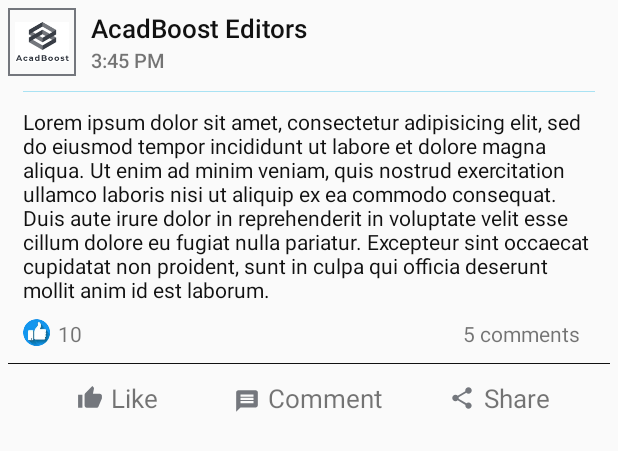
After one commit to dishant888/AcadBoost-Android, an Android app: the layout feed_row.xml on its own in the app's theme, with its tools: preview values and no code run, on a phone screen of 412 x 824 dp. The commit adds this screen. Shown: the top 451 px of the screen. Run offline under Robolectric (Android 15) with nearby library versions, the phone set to English and light mode, and no system bars.

Commit message:
Created Feed Model and Adapter

```diff
--- a/app/src/main/java/com/example/acadboost/HomeActivity.java
+++ b/app/src/main/java/com/example/acadboost/HomeActivity.java
@@ -7,8 +7,6 @@ import androidx.drawerlayout.widget.DrawerLayout;
 import androidx.fragment.app.Fragment;
 
 import android.content.Intent;
-import android.graphics.Bitmap;
-import android.graphics.BitmapFactory;
 import android.net.Uri;
 import android.os.Bundle;
 import android.view.MenuItem;
@@ -34,9 +32,6 @@ import com.google.android.gms.auth.api.signin.GoogleSignInOptions;
 import com.google.android.material.bottomnavigation.BottomNavigationView;
 import com.google.android.material.navigation.NavigationView;
 
-import java.io.InputStream;
-import java.net.URI;
-import java.net.URL;
 import java.util.ArrayList;
 import java.util.HashMap;
 
@@ -118,7 +113,6 @@ public class HomeActivity extends AppCompatActivity {
 
         //VideoList
         fetchVideoList();
-
     }
 
 
--- /dev/null
+++ b/app/src/main/res/drawable/ic_comment.xml
@@ -0,0 +1,5 @@
+<vector android:height="17dp" android:tint="#74777D"
+    android:viewportHeight="24.0" android:viewportWidth="24.0"
+    android:width="17dp" xmlns:android="http://schemas.android.com/apk/res/android">
+    <path android:fillColor="#FF000000" android:pathData="M20,2L4,2c-1.1,0 -1.99,0.9 -1.99,2L2,22l4,-4h14c1.1,0 2,-0.9 2,-2L22,4c0,-1.1 -0.9,-2 -2,-2zM18,14L6,14v-2h12v2zM18,11L6,11L6,9h12v2zM18,8L6,8L6,6h12v2z"/>
+</vector>
--- /dev/null
+++ b/app/src/main/res/drawable/ic_share.xml
@@ -0,0 +1,5 @@
+<vector android:height="17dp" android:tint="#74777D"
+    android:viewportHeight="24.0" android:viewportWidth="24.0"
+    android:width="17dp" xmlns:android="http://schemas.android.com/apk/res/android">
+    <path android:fillColor="#FF000000" android:pathData="M18,16.08c-0.76,0 -1.44,0.3 -1.96,0.77L8.91,12.7c0.05,-0.23 0.09,-0.46 0.09,-0.7s-0.04,-0.47 -0.09,-0.7l7.05,-4.11c0.54,0.5 1.25,0.81 2.04,0.81 1.66,0 3,-1.34 3,-3s-1.34,-3 -3,-3 -3,1.34 -3,3c0,0.24 0.04,0.47 0.09,0.7L8.04,9.81C7.5,9.31 6.79,9 6,9c-1.66,0 -3,1.34 -3,3s1.34,3 3,3c0.79,0 1.5,-0.31 2.04,-0.81l7.12,4.16c-0.05,0.21 -0.08,0.43 -0.08,0.65 0,1.61 1.31,2.92 2.92,2.92 1.61,0 2.92,-1.31 2.92,-2.92s-1.31,-2.92 -2.92,-2.92z"/>
+</vector>
--- /dev/null
+++ b/app/src/main/res/drawable/ic_thumb_up.xml
@@ -0,0 +1,5 @@
+<vector android:height="17dp" android:tint="#74777D"
+    android:viewportHeight="24.0" android:viewportWidth="24.0"
+    android:width="17dp" xmlns:android="http://schemas.android.com/apk/res/android">
+    <path android:fillColor="#FF000000" android:pathData="M1,21h4L5,9L1,9v12zM23,10c0,-1.1 -0.9,-2 -2,-2h-6.31l0.95,-4.57 0.03,-0.32c0,-0.41 -0.17,-0.79 -0.44,-1.06L14.17,1 7.59,7.59C7.22,7.95 7,8.45 7,9v10c0,1.1 0.9,2 2,2h9c0.83,0 1.54,-0.5 1.84,-1.22l3.02,-7.05c0.09,-0.23 0.14,-0.47 0.14,-0.73v-1.91l-0.01,-0.01L23,10z"/>
+</vector>
--- /dev/null
+++ b/app/src/main/res/drawable/image_view_round_border.xml
@@ -0,0 +1,8 @@
+<?xml version="1.0" encoding="utf-8"?>
+<shape xmlns:android="http://schemas.android.com/apk/res/android">
+
+    <stroke android:width="1dp" android:color="#74777D"/>
+    <padding android:bottom="5dp" android:left="5dp" android:right="5dp" android:top="5dp"/>
+<!--    <corners android:radius="50dp"/>-->
+
+</shape>
--- /dev/null
+++ b/app/src/main/res/layout/feed_row.xml
@@ -0,0 +1,201 @@
+<?xml version="1.0" encoding="utf-8"?>
+<RelativeLayout xmlns:android="http://schemas.android.com/apk/res/android"
+    android:layout_width="match_parent"
+    android:layout_height="match_parent">
+
+    <RelativeLayout
+        android:layout_width="match_parent"
+        android:layout_height="wrap_content"
+        android:padding="5dp">
+
+        <ImageView
+            android:id="@+id/feedRowProfilePic"
+            android:layout_width="45dp"
+            android:layout_height="45dp"
+            android:scaleType="fitCenter"
+            android:adjustViewBounds="true"
+            android:background="@drawable/image_view_round_border"
+            android:src="@drawable/logo"/>
+
+        <LinearLayout
+            android:layout_width="match_parent"
+            android:layout_height="45dp"
+            android:layout_marginLeft="10dp"
+            android:gravity="center_vertical"
+            android:layout_toRightOf="@id/feedRowProfilePic"
+            android:orientation="vertical">
+
+            <TextView
+                android:id="@+id/feedRowProfileName"
+                android:layout_width="wrap_content"
+                android:layout_height="wrap_content"
+                android:textColor="@color/colorBlack"
+                android:text="AcadBoost Editors"
+                android:textSize="17sp"
+                android:fontFamily="sans-serif-medium"/>
+
+            <TextView
+                android:id="@+id/feedRowTimeStamp"
+                android:layout_width="wrap_content"
+                android:layout_height="wrap_content"
+                android:text="3:45 PM"
+                android:textSize="13sp"
+                android:fontFamily="sans-serif-medium"/>
+
+        </LinearLayout>
+
+        <View
+            android:id="@+id/hr"
+            android:layout_width="match_parent"
+            android:layout_margin="10dp"
+            android:background="@color/colorThemeTrans50"
+            android:layout_height="0.2dp"
+            android:layout_below="@id/feedRowProfilePic"/>
+
+        <TextView
+            android:id="@+id/feedRowStatus"
+            android:layout_width="match_parent"
+            android:layout_height="wrap_content"
+            android:text="@string/lorem"
+            android:layout_marginStart="10dp"
+            android:layout_marginEnd="10dp"
+            android:textColor="@color/colorBlack"
+            android:layout_below="@id/hr"/>
+
+        <RelativeLayout
+            android:id="@+id/feedRowUpVoteCommentSection"
+            android:layout_width="match_parent"
+            android:layout_height="wrap_content"
+            android:layout_below="@id/feedRowStatus"
+            android:layout_margin="10dp">
+
+            <LinearLayout
+                android:layout_width="wrap_content"
+                android:layout_height="wrap_content"
+                android:layout_alignParentLeft="true">
+
+                <ImageView
+                    android:id="@+id/feedRowUpVoteIcon"
+                    android:layout_width="18dp"
+                    android:layout_height="18dp"
+                    android:background="@drawable/up_vote"/>
+
+                <TextView
+                    android:id="@+id/feedRowUpVotes"
+                    android:layout_width="wrap_content"
+                    android:layout_height="wrap_content"
+                    android:layout_marginStart="5dp"
+                    android:text="10"/>
+
+            </LinearLayout>
+
+            <LinearLayout
+                android:layout_width="wrap_content"
+                android:layout_height="wrap_content"
+                android:layout_alignParentRight="true">
+
+                <TextView
+                    android:id="@+id/feedRowComments"
+                    android:layout_width="wrap_content"
+                    android:layout_marginEnd="10dp"
+                    android:layout_height="wrap_content"
+                    android:text="5 comments"/>
+
+            </LinearLayout>
+
+        </RelativeLayout>
+
+        <View
+            android:id="@+id/hr2"
+            android:layout_width="match_parent"
+            android:layout_height="0.5dp"
+            android:layout_below="@id/feedRowUpVoteCommentSection"
+            android:background="@color/colorBlack"
+            android:layout_margin="0dp"/>
+
+
+        <RelativeLayout
+            android:layout_width="match_parent"
+            android:layout_height="wrap_content"
+            android:layout_below="@id/hr2">
+
+            <LinearLayout
+                android:layout_width="match_parent"
+                android:layout_height="45dp"
+                android:orientation="horizontal"
+                android:layout_marginStart="10dp"
+                android:layout_marginEnd="10dp"
+                android:gravity="center">
+
+                <LinearLayout
+                    android:layout_width="0dp"
+                    android:layout_weight="1"
+                    android:layout_height="wrap_content"
+                    android:gravity="center"
+                    android:orientation="horizontal">
+
+                    <ImageView
+                        android:layout_width="17dp"
+                        android:layout_height="17dp"
+                        android:src="@drawable/ic_thumb_up"/>
+                    <TextView
+                        android:layout_width="wrap_content"
+                        android:layout_height="wrap_content"
+                        android:text="Like"
+                        android:layout_marginStart="5dp"
+                        android:gravity="center"
+                        android:textSize="17dp"/>
+
+                </LinearLayout>
+
+                <LinearLayout
+                    android:layout_width="0dp"
+                    android:layout_height="wrap_content"
+                    android:layout_weight="1"
+                    android:gravity="center"
+                    android:orientation="horizontal">
+
+                    <ImageView
+                        android:layout_width="17dp"
+                        android:layout_height="17dp"
+                        android:layout_marginTop="2dp"
+                        android:src="@drawable/ic_comment"/>
+                    <TextView
+                        android:layout_width="wrap_content"
+                        android:layout_height="wrap_content"
+                        android:text="Comment"
+                        android:layout_marginStart="5dp"
+                        android:gravity="center"
+                        android:textSize="17dp"/>
+
+                </LinearLayout>
+
+                <LinearLayout
+                    android:layout_width="0dp"
+                    android:layout_weight="1"
+                    android:layout_height="wrap_content"
+                    android:gravity="center"
+                    android:orientation="horizontal">
+
+                    <ImageView
+                        android:layout_width="17dp"
+                        android:layout_height="17dp"
+                        android:src="@drawable/ic_share"/>
+                    <TextView
+                        android:layout_width="wrap_content"
+                        android:layout_height="wrap_content"
+                        android:text="Share"
+                        android:layout_marginStart="5dp"
+                        android:gravity="center"
+                        android:textSize="17dp"/>
+
+                </LinearLayout>
+
+            </LinearLayout>
+
+        </RelativeLayout>
+
+
+    </RelativeLayout>
+
+</RelativeLayout>
--- a/app/src/main/res/values/colors.xml
+++ b/app/src/main/res/values/colors.xml
@@ -4,6 +4,7 @@
     <color name="colorPrimaryDark">#00574B</color>
     <color name="colorAccent">#D81B60</color>
     <color name="colorTheme">#5BCCEE</color>
+    <color name="colorThemeTrans50">#805BCCEE</color>
     <color name="colorThemeTrans">#225061</color>
     <color name="colorBlack">#111111</color>
     <color name="colorWhite">#ffffff</color>
--- a/app/src/main/res/values/strings.xml
+++ b/app/src/main/res/values/strings.xml
@@ -5,4 +5,11 @@
     <string name="facebook_app_id">1109145612762335</string>
     <string name="fb_login_protocol_scheme">fb1109145612762335</string>
 
+    <string name="lorem">Lorem ipsum dolor sit amet, consectetur adipisicing elit, sed do eiusmod
+			tempor incididunt ut labore et dolore magna aliqua. Ut enim ad minim veniam,
+			quis nostrud exercitation ullamco laboris nisi ut aliquip ex ea commodo
+			consequat. Duis aute irure dolor in reprehenderit in voluptate velit esse
+			cillum dolore eu fugiat nulla pariatur. Excepteur sint occaecat cupidatat non
+			proident, sunt in culpa qui officia deserunt mollit anim id est laborum.</string>
+
 </resources>
--- a/app/src/main/res/values/styles.xml
+++ b/app/src/main/res/values/styles.xml
@@ -8,6 +8,7 @@
         <item name="colorAccent">@color/colorAccent</item>
         <item name="android:statusBarColor">@color/colorTheme</item>
         <item name="android:navigationBarColor">@android:color/transparent</item>
+        <item name="actionBarSize">45dp</item>
     </style>
 
 <!--    No Action Bar-->
```
Also changed, not shown: app/src/main/java/com/example/acadboost/Adapter/FeedAdapter.java (added, +76 -0 lines), app/src/main/java/com/example/acadboost/HomeFragment.java (+24 -0 lines), app/src/main/java/com/example/acadboost/Model/FeedModel.java (added, +118 -0 lines), app/src/main/java/com/example/acadboost/VideoPlayerActivity.java (+9 -0 lines), app/src/main/res/layout/home_fragment.xml (+22 -6 lines), app/src/main/res/drawable/logo.png (added), app/src/main/res/drawable/up_vote.png (added).
